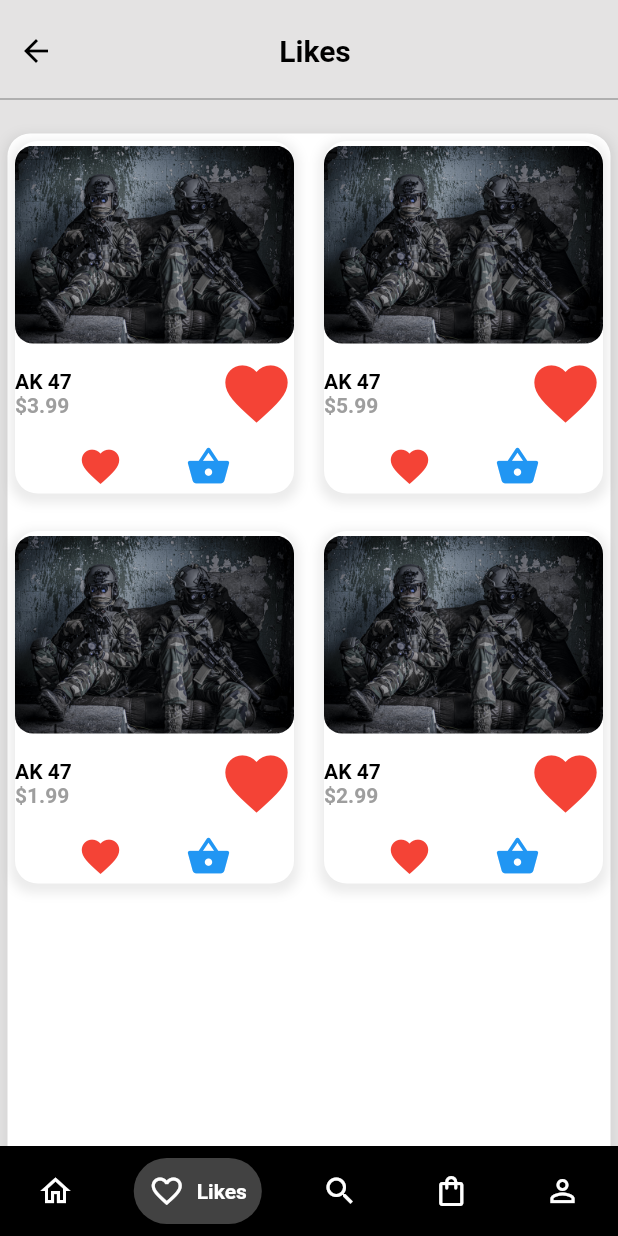
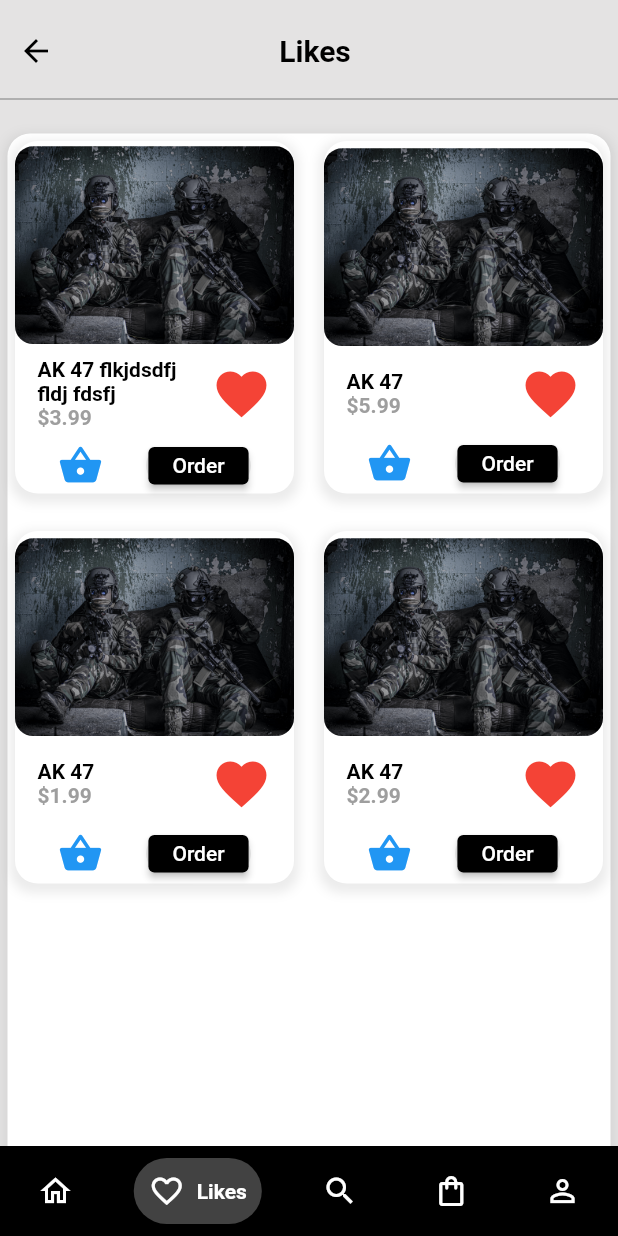
Before and after one commit to Marosko123/armyshop_mobile_frontend, a Flutter app: the PrimaryPage screen opened by its route, item 2 of the bottom bar chosen, on a phone screen of 412 x 824 dp. Run offline on Flutter 3.47's test engine with Material 2 defaults, Android fonts, the phone set to English and light mode, and no system bars; drawn by our look-alikes of google_nav_bar; our stand-ins replace expandable, google_fonts, grouped_list, image_picker; network calls fail.

Commit message:
updated liked list page and added product page

```diff
--- a/lib/main.dart
+++ b/lib/main.dart
@@ -2,6 +2,7 @@ import 'package:armyshop_mobile_frontend/models/cart_model.dart';
 import 'package:armyshop_mobile_frontend/screens/chat.dart';
 import 'package:armyshop_mobile_frontend/screens/chat_rooms.dart';
 import 'package:armyshop_mobile_frontend/screens/login_register/login_register_screen.dart';
+import 'package:armyshop_mobile_frontend/screens/product_detail.dart';
 import 'package:armyshop_mobile_frontend/screens/splash_screen.dart';
 import 'package:flutter/material.dart';
 import 'package:provider/provider.dart';
@@ -36,6 +37,7 @@ class MyApp extends StatelessWidget {
         home: const SplashScreen(),
         routes: {
           ProductsScreen.routeName: (context) => const PrimaryPage(),
+          ProductPage.routeName: (context) => const ProductPage(),
           LoginScreen.routeName: (context) => const LoginScreen(),
           RegisterScreen.routeName: (context) => const RegisterScreen(),
           LoginRegisterScreen.routeName: (context) =>
--- /dev/null
+++ b/lib/screens/product_detail.dart
@@ -0,0 +1,20 @@
+import 'package:armyshop_mobile_frontend/common/armyshop_colors.dart';
+import 'package:flutter/material.dart';
+
+class ProductPage extends StatefulWidget {
+  static const routeName = '/product-page';
+
+  const ProductPage({super.key});
+
+  @override
+  ProductPageState createState() => ProductPageState();
+}
+
+class ProductPageState extends State<ProductPage> {
+  @override
+  Widget build(BuildContext context) {
+    return Center(
+      child: Text('ProductPage'),
+    );
+  }
+}
--- a/lib/screens/user_liked_list.dart
+++ b/lib/screens/user_liked_list.dart
@@ -1,3 +1,5 @@
+import 'package:armyshop_mobile_frontend/common/armyshop_colors.dart';
+import 'package:armyshop_mobile_frontend/screens/product_detail.dart';
 import 'package:flutter/material.dart';
 
 class UserLikedList extends StatefulWidget {
@@ -39,14 +41,14 @@ class UserLikedListState extends State<UserLikedList> {
               mainAxisSpacing: 15.0,
               childAspectRatio: 0.8,
               children: <Widget>[
+                _buildCard('AK 47 flkjdsdfj fldj fdsfj', '\$3.99',
+                    'assets/images/army-bg1.jpg', context),
                 _buildCard(
-                    'AK 47', '\$3.99', 'assets/images/army-bg1.jpg', context),
+                    'AK 47', '\$5.99', 'assets/images/army-bg2.jpg', context),
                 _buildCard(
-                    'AK 47', '\$5.99', 'assets/images/army-bg1.jpg', context),
+                    'AK 47', '\$1.99', 'assets/images/army-bg3.jpg', context),
                 _buildCard(
-                    'AK 47', '\$1.99', 'assets/images/army-bg1.jpg', context),
-                _buildCard(
-                    'AK 47', '\$2.99', 'assets/images/army-bg1.jpg', context)
+                    'AK 47', '\$2.99', 'assets/images/army-bg4.jpg', context)
               ],
             ),
           ),
@@ -90,7 +92,12 @@ class UserLikedListState extends State<UserLikedList> {
           child: Column(
             mainAxisAlignment: MainAxisAlignment.spaceEvenly,
             children: <Widget>[
-              Container(
+              GestureDetector(
+                onTap: () {
+                  // Navigate to the product detail page
+                  Navigator.of(context).pushNamed(ProductPage.routeName);
+                },
+                child: Container(
                   height: cardHeight,
                   width: double.infinity,
                   child: Hero(
@@ -108,14 +115,16 @@ class UserLikedListState extends State<UserLikedList> {
                     ),
                   ),
                 ),
+              ),
               const SizedBox(height: 2.0),
-              Row(
-                mainAxisAlignment:
-                    MainAxisAlignment.spaceBetween, // Space between columns
-                crossAxisAlignment:
-                    CrossAxisAlignment.center, // Center vertically
+              Padding(
+                padding: const EdgeInsets.only(left: 15.0, right: 15.0),
+                child: Row(
+                  mainAxisAlignment: MainAxisAlignment.spaceBetween,
+                  crossAxisAlignment: CrossAxisAlignment.center,
                   children: [
-                  Column(
+                    Expanded(
+                      child: Column(
                         crossAxisAlignment: CrossAxisAlignment.start,
                         children: [
                           Text(
@@ -125,6 +134,8 @@ class UserLikedListState extends State<UserLikedList> {
                               fontSize: 14.0,
                               fontWeight: FontWeight.bold,
                             ),
+                            overflow: TextOverflow.ellipsis,
+                            maxLines: 2,
                           ),
                           Text(
                             price,
@@ -136,31 +147,46 @@ class UserLikedListState extends State<UserLikedList> {
                           ),
                         ],
                       ),
-                  SizedBox(width: 10), // Add some space between columns
+                    ),
                     Column(
                       children: [
                         Icon(
                           Icons.favorite,
                           color: Colors.red,
-                        size: 50,
+                          size: 40,
                         ),
                       ],
                     ),
                   ],
+                ),
               ),
               const SizedBox(height: 2.0),
               Row(
                 mainAxisAlignment: MainAxisAlignment.spaceEvenly,
                 children: [
                   Icon(
-                    Icons.favorite,
-                    color: Colors.red,
-                    size: 30,
-                  ),
-                  Icon(
                     Icons.shopping_basket,
                     color: Theme.of(context).primaryColor,
                     size: 30,
+                  ),
+                  Container(
+                    height: 25.0,
+                    width: 70.0,
+                    decoration: BoxDecoration(
+                      borderRadius: BorderRadius.circular(15.0),
+                      color: Colors.grey.withOpacity(0.2),
+                    ),
+                    child: Center(
+                      child: ElevatedButton(
+                        onPressed: () {
+                          // Add your button press logic here
+                        },
+                        child: const Text('Order'),
+                        style: ElevatedButton.styleFrom(
+                          backgroundColor: ArmyshopColors.buttonColor,
+                        ),
+                      ),
+                    ),
                   ),
                 ],
               )
--- a/pubspec.yaml
+++ b/pubspec.yaml
@@ -71,6 +71,9 @@ flutter:
   assets:
     - assets/images/logoTransparent.png
     - assets/images/army-bg1.jpg
+    - assets/images/army-bg2.jpg
+    - assets/images/army-bg3.jpg
+    - assets/images/army-bg4.jpg
 
   # An image asset can refer to one or more resolution-specific "variants", see
   # https://flutter.dev/assets-and-images/#resolution-aware
```
Also changed, not shown: assets/images/army-bg2.jpg (added), assets/images/army-bg3.jpg (added), assets/images/army-bg4.jpg (added). Lines whose indentation alone changed are shown as unchanged.
